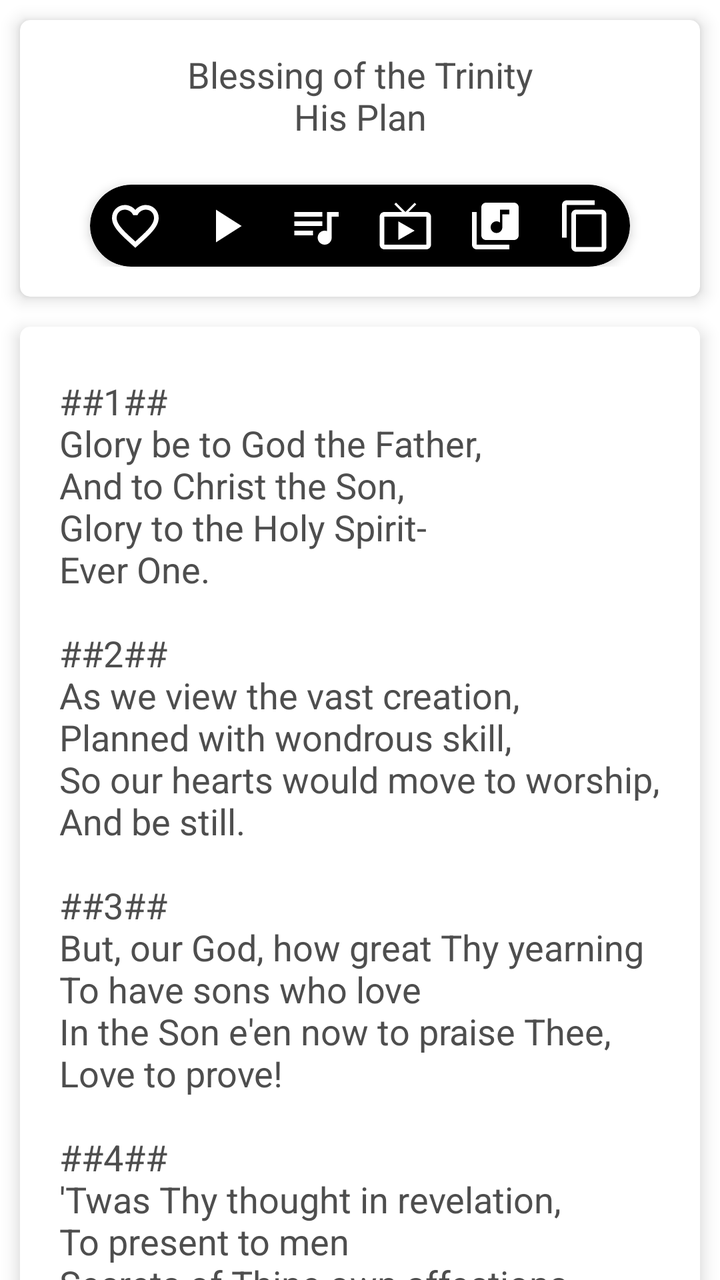
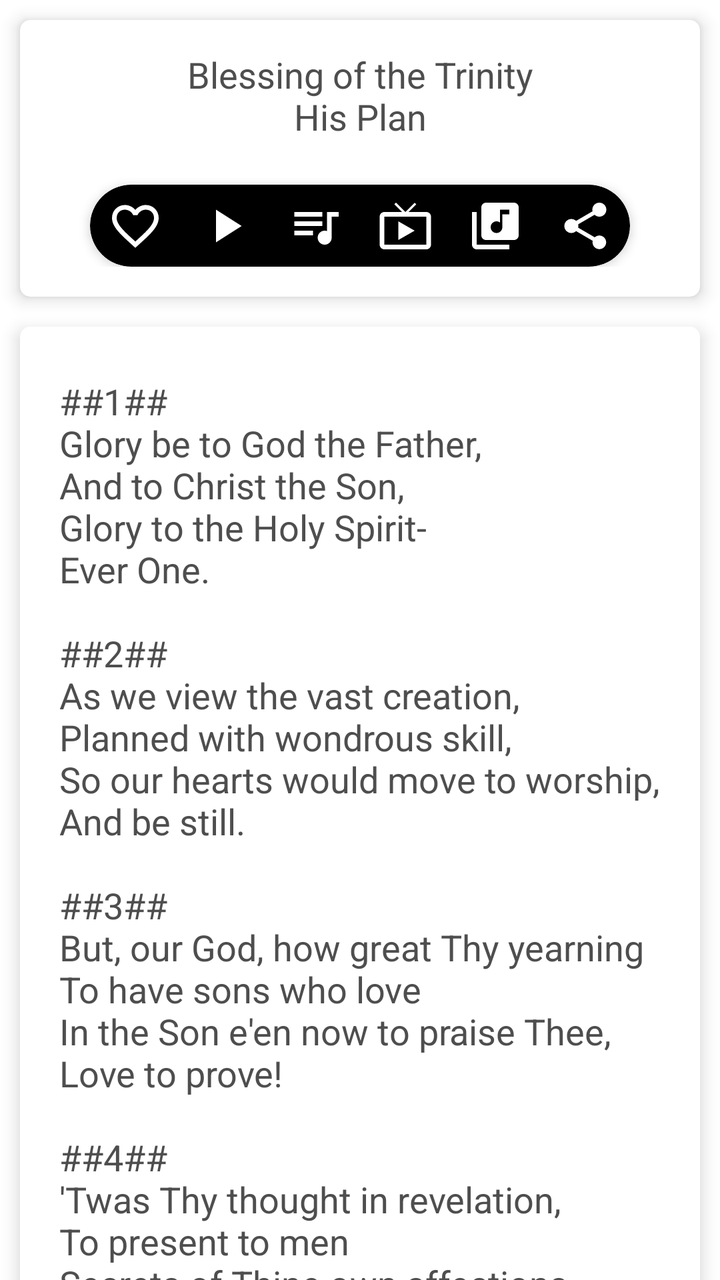

Two renders of the same Android screen: before a commit and after it. Below are the layout's source before the change and the commit's diff.
<!-- AndroidManifest.xml: fallback theme Theme.MaterialComponents.DayNight.NoActionBar -->
<!-- res/layout/content_area.xml -->
<?xml version="1.0" encoding="utf-8"?>


<androidx.core.widget.NestedScrollView
        xmlns:android="http://schemas.android.com/apk/res/android"
        xmlns:app="http://schemas.android.com/apk/res-auto"

        android:id="@+id/jellybeanContentScrollView"
        android:layout_width="match_parent"
        android:layout_height="wrap_content"
        style="@style/dayMode"
        app:layout_behavior="@string/appbar_scrolling_view_behavior">


    <LinearLayout
            android:id="@+id/lyric_container"
            android:layout_width="match_parent"
            android:layout_height="match_parent"
            android:orientation="vertical"
            style="@style/dayMode"
    >
        
        

        <androidx.cardview.widget.CardView
                android:id="@+id/mainHeaderContainer"
                android:layout_width="match_parent" android:layout_height="wrap_content"
                style="@style/dayMode" app:cardCornerRadius="5dp" app:cardElevation="5dp"
                android:layout_marginLeft="10dp" android:layout_marginRight="10dp"
                android:layout_marginTop="10dp"
                android:layout_marginBottom="0dp"
                app:cardBackgroundColor="#FFFFFF">
            <LinearLayout
                    android:layout_width="match_parent"
                    android:layout_height="wrap_content"
                    android:orientation="vertical"
                    android:paddingLeft="25dp"
                    android:paddingRight="25dp"
                    android:paddingTop="15dp"
                    android:paddingBottom="15dp">
                <TextView
                        android:layout_width="wrap_content"
                        android:layout_height="wrap_content"
                        android:textAppearance="?android:attr/textAppearanceMedium"
                        android:id="@+id/subjectHeader"
                        android:text="@string/subjectFiller"
                        android:layout_gravity="center"
                        android:gravity="center"
                        android:layout_centerInParent="true"
                        android:layout_marginBottom="10dp"
                        style="@style/dayMode"/>
                
                <LinearLayout
                        android:id="@+id/otherLanguagesContainer"
                        android:layout_width="match_parent"
                        android:layout_height="wrap_content"
                        android:orientation="vertical"
                        android:layout_marginBottom="12dp"
                        style="@style/dayMode"/>
                <androidx.cardview.widget.CardView android:layout_width="wrap_content"
                                                   android:layout_height="wrap_content"
                                                   style="@style/dayMode" app:cardCornerRadius="25dp"
                                                   app:cardElevation="3dp"
                                                   android:layout_marginLeft="10dp"
                                                   android:layout_marginRight="10dp"
                                                   app:cardBackgroundColor="#000000"
                                                   android:layout_gravity="center"
                                                   android:id="@+id/buttonContainer">

                    <LinearLayout
                            android:layout_width="wrap_content"
                            android:layout_height="wrap_content"
                            android:orientation="horizontal"
                            android:layout_gravity="center"
                    >

                        <ImageButton
                                android:layout_width="wrap_content"
                                android:layout_height="wrap_content" android:id="@+id/faveButton"
                                android:src="@drawable/ic_favorite_border_white_48dp"
                                style="?android:attr/borderlessButtonStyle"
                                android:layout_gravity="left"
                                android:layout_weight="1" android:scaleType="center"
                                android:adjustViewBounds="true"/>
                        <ImageButton
                                android:layout_width="wrap_content"
                                android:layout_height="wrap_content" android:id="@+id/playButton"
                                android:src="@drawable/ic_play_arrow_white_48dp"
                                android:layout_gravity="left"
                                style="?android:attr/borderlessButtonStyle"
                                android:layout_weight="1" android:adjustViewBounds="true"/>
                        <ImageButton
                                android:layout_width="wrap_content"
                                android:layout_height="wrap_content" android:id="@+id/sheetMusicButton"
                                android:src="@drawable/ic_queue_music_white_48dp"
                                style="?android:attr/borderlessButtonStyle"
                                android:layout_gravity="left"
                                android:layout_weight="1" android:adjustViewBounds="true"/>
                        <ImageButton
                                android:layout_width="wrap_content"
                                android:layout_height="wrap_content" android:id="@+id/youtubePianoButton"
                                android:src="@drawable/ic_live_tv_white_28dp"
                                android:layout_gravity="left"
                                style="?android:attr/borderlessButtonStyle"
                                android:layout_weight="1" android:adjustViewBounds="true"/>
                        <ImageButton
                                android:layout_width="wrap_content"
                                android:layout_height="wrap_content" android:id="@+id/similarTuneButton"
                                android:src="@drawable/ic_related_hymns_white_28dp"
                                android:layout_gravity="left"
                                style="?android:attr/borderlessButtonStyle"
                                android:layout_weight="1" android:adjustViewBounds="true"/>
                        <ImageButton
                                android:layout_width="wrap_content"
                                android:layout_height="wrap_content" android:id="@+id/copyButton"
                                android:src="@drawable/ic_content_copy_white_48dp"
                                style="?android:attr/borderlessButtonStyle"
                                android:layout_weight="1"
                                android:layout_gravity="left" android:adjustViewBounds="true"/>

                    </LinearLayout>
                </androidx.cardview.widget.CardView>
            </LinearLayout>

        </androidx.cardview.widget.CardView>

        <androidx.cardview.widget.CardView

                android:layout_width="match_parent" android:layout_height="wrap_content"
                style="@style/dayMode" app:cardCornerRadius="5dp" app:cardElevation="5dp"
                android:layout_marginLeft="10dp" android:layout_marginRight="10dp"
                android:layout_marginTop="15dp"
                android:layout_marginBottom="5dp"
        >
            <LinearLayout
                    android:layout_width="wrap_content"
                    android:layout_height="wrap_content"
                    android:orientation="vertical"
                    android:layout_gravity="center"
                    android:paddingTop="15dp"
                    android:paddingBottom="10dp"
                    android:id="@+id/stanzaView"
            >
                <TextView
                        android:id="@+id/jellybeanLyrics"
                        android:layout_width="wrap_content"
                        android:layout_height="wrap_content"
                        android:textAppearance="?android:attr/textAppearanceMedium"
                        android:paddingLeft="10dp"
                        android:paddingRight="10dp"
                        android:paddingBottom="10dp"
                        style="@style/dayMode"
                        android:layout_marginTop="10dp"
                        android:text="@string/lyricFiller"
                        android:textIsSelectable="true"/>
            </LinearLayout>

        </androidx.cardview.widget.CardView>
        <androidx.cardview.widget.CardView
                android:id="@+id/detailsCard"
                android:layout_width="match_parent" android:layout_height="wrap_content"
                style="@style/dayMode" app:cardCornerRadius="5dp" app:cardElevation="5dp"
                android:layout_marginLeft="10dp" android:layout_marginRight="10dp"
                android:layout_marginTop="10dp"
                android:layout_marginBottom="5dp"
        >
            
            <LinearLayout
                    android:layout_width="match_parent"
                    android:layout_height="wrap_content"
                    android:orientation="vertical"
                    style="@style/dayMode"
                    android:paddingLeft="25dp" android:paddingRight="25dp" android:paddingTop="14dp" android:paddingBottom="16dp">
                <TextView
                        android:id="@+id/detailsLabel"
                        android:layout_width="wrap_content"
                        android:layout_height="wrap_content"
                        android:text="@string/details"
                        android:layout_marginBottom="6dp"
                        style="@style/dayMode"/>
                
                <TableLayout
                        android:id="@+id/detailsTable"
                        android:layout_width="match_parent"
                        android:layout_height="wrap_content"
                        android:shrinkColumns="1"
                        style="@style/dayMode"/>
            </LinearLayout>

        </androidx.cardview.widget.CardView>

    </LinearLayout>
</androidx.core.widget.NestedScrollView>
<!-- resources referenced by this layout -->
<resources>
  <!-- drawable ic_content_copy_white_48dp (drawable) -->
  <vector android:height="28dp" android:tint="#FFFFFF"
      android:viewportHeight="24.0" android:viewportWidth="24.0"
      android:width="28dp" xmlns:android="http://schemas.android.com/apk/res/android">
      <path android:fillColor="#FF000000" android:pathData="M16,1L4,1c-1.1,0 -2,0.9 -2,2v14h2L4,3h12L16,1zM19,5L8,5c-1.1,0 -2,0.9 -2,2v14c0,1.1 0.9,2 2,2h11c1.1,0 2,-0.9 2,-2L21,7c0,-1.1 -0.9,-2 -2,-2zM19,21L8,21L8,7h11v14z"/>
  </vector>
  <!-- drawable ic_live_tv_white_28dp (drawable) -->
  <vector android:height="28dp" android:tint="#FFFFFF"
      android:viewportHeight="24.0" android:viewportWidth="24.0"
      android:width="28dp" xmlns:android="http://schemas.android.com/apk/res/android">
      <path android:fillColor="#FF000000" android:pathData="M21,6h-7.59l3.29,-3.29L16,2l-4,4 -4,-4 -0.71,0.71L10.59,6L3,6c-1.1,0 -2,0.89 -2,2v12c0,1.1 0.9,2 2,2h18c1.1,0 2,-0.9 2,-2L23,8c0,-1.11 -0.9,-2 -2,-2zM21,20L3,20L3,8h18v12zM9,10v8l7,-4z"/>
  </vector>
  <!-- drawable ic_play_arrow_white_48dp (drawable) -->
  <vector android:height="28dp" android:tint="#FFFFFF"
      android:viewportHeight="24.0" android:viewportWidth="24.0"
      android:width="28dp" xmlns:android="http://schemas.android.com/apk/res/android">
      <path android:fillColor="#FF000000" android:pathData="M8,5v14l11,-7z"/>
  </vector>
  <!-- drawable ic_queue_music_white_48dp (drawable) -->
  <vector android:height="28dp" android:tint="#FFFFFF"
      android:viewportHeight="24.0" android:viewportWidth="24.0"
      android:width="28dp" xmlns:android="http://schemas.android.com/apk/res/android">
      <path android:fillColor="#FF000000" android:pathData="M15,6L3,6v2h12L15,6zM15,10L3,10v2h12v-2zM3,16h8v-2L3,14v2zM17,6v8.18c-0.31,-0.11 -0.65,-0.18 -1,-0.18 -1.66,0 -3,1.34 -3,3s1.34,3 3,3 3,-1.34 3,-3L19,8h3L22,6h-5z"/>
  </vector>
  <!-- drawable ic_related_hymns_white_28dp (drawable) -->
  <vector android:height="28dp" android:tint="#FFFFFF"
      android:viewportHeight="24.0" android:viewportWidth="24.0"
      android:width="28dp" xmlns:android="http://schemas.android.com/apk/res/android">
      <path android:fillColor="#FF000000" android:pathData="M20,2L8,2c-1.1,0 -2,0.9 -2,2v12c0,1.1 0.9,2 2,2h12c1.1,0 2,-0.9 2,-2L22,4c0,-1.1 -0.9,-2 -2,-2zM18,7h-3v5.5c0,1.38 -1.12,2.5 -2.5,2.5S10,13.88 10,12.5s1.12,-2.5 2.5,-2.5c0.57,0 1.08,0.19 1.5,0.51L14,5h4v2zM4,6L2,6v14c0,1.1 0.9,2 2,2h14v-2L4,20L4,6z"/>
  </vector>
  <string name="details">DETAILS</string>
  <string name="lyricFiller">
          ##1##\nGlory be to God the Father,\nAnd to Christ the Son,\nGlory to the Holy Spirit-\nEver One.\n\n##2##\nAs we view the vast creation,\nPlanned with wondrous skill,\nSo our hearts would move to worship,\nAnd be still.\n\n##3##\nBut, our God, how great Thy yearning\nTo have sons who love\nIn the Son e\'en now to praise Thee,\nLove to prove!\n\n##4##\n\'Twas Thy thought in revelation,\nTo present to men\nSecrets of Thine own affections,\nTheirs to win.\n\n##5##\nSo in Christ, through His redemption\n(Vanquished evil powers!)\nThou hast brought, in new creation,\nWorshippers!\n\n##6##\nGlory be to God the Father,\nAnd to Christ the Son,\nGlory to the Holy Spirit\nEver One.\n\n\n</string>
  <string name="subjectFiller">Blessing of the Trinity\nHis Plan</string>
  <style name="dayMode" parent="Theme.AppCompat.DayNight.DarkActionBar">
          <item name="android:textColor">#4e4e4e</item>
          <item name="android:background">#FFFFFF</item>
      </style>
  <!-- unchanged entries left out for length: 1 -->
</resources>

<!-- the commit's change to res/layout/content_area.xml (unified diff, before → after) -->
@@ -112,8 +112,8 @@
                                 android:layout_weight="1" android:adjustViewBounds="true"/>
                         <ImageButton
                                 android:layout_width="wrap_content"
-                                android:layout_height="wrap_content" android:id="@+id/copyButton"
-                                android:src="@drawable/ic_content_copy_white_48dp"
+                                android:layout_height="wrap_content" android:id="@+id/shareButton"
+                                android:src="@drawable/ic_share_white_48dp"
                                 style="?android:attr/borderlessButtonStyle"
                                 android:layout_weight="1"
                                 android:layout_gravity="left" android:adjustViewBounds="true"/>
<!-- resource entries referenced after the edit -->
@@ -1,11 +1,5 @@
 <!-- resources referenced by this layout -->
 <resources>
-  <!-- drawable ic_content_copy_white_48dp (drawable) -->
-  <vector android:height="28dp" android:tint="#FFFFFF"
-      android:viewportHeight="24.0" android:viewportWidth="24.0"
-      android:width="28dp" xmlns:android="http://schemas.android.com/apk/res/android">
-      <path android:fillColor="#FF000000" android:pathData="M16,1L4,1c-1.1,0 -2,0.9 -2,2v14h2L4,3h12L16,1zM19,5L8,5c-1.1,0 -2,0.9 -2,2v14c0,1.1 0.9,2 2,2h11c1.1,0 2,-0.9 2,-2L21,7c0,-1.1 -0.9,-2 -2,-2zM19,21L8,21L8,7h11v14z"/>
-  </vector>
   <!-- drawable ic_live_tv_white_28dp (drawable) -->
   <vector android:height="28dp" android:tint="#FFFFFF"
       android:viewportHeight="24.0" android:viewportWidth="24.0"
@@ -30,6 +24,12 @@
       android:width="28dp" xmlns:android="http://schemas.android.com/apk/res/android">
       <path android:fillColor="#FF000000" android:pathData="M20,2L8,2c-1.1,0 -2,0.9 -2,2v12c0,1.1 0.9,2 2,2h12c1.1,0 2,-0.9 2,-2L22,4c0,-1.1 -0.9,-2 -2,-2zM18,7h-3v5.5c0,1.38 -1.12,2.5 -2.5,2.5S10,13.88 10,12.5s1.12,-2.5 2.5,-2.5c0.57,0 1.08,0.19 1.5,0.51L14,5h4v2zM4,6L2,6v14c0,1.1 0.9,2 2,2h14v-2L4,20L4,6z"/>
   </vector>
+  <!-- drawable ic_share_white_48dp (drawable) -->
+  <vector android:height="28dp" android:tint="#FFFFFF"
+      android:viewportHeight="24.0" android:viewportWidth="24.0"
+      android:width="28dp" xmlns:android="http://schemas.android.com/apk/res/android">
+      <path android:fillColor="#FF000000" android:pathData="M18,16.08c-0.76,0 -1.44,0.3 -1.96,0.77L8.91,12.7c0.05,-0.23 0.09,-0.46 0.09,-0.7s-0.04,-0.47 -0.09,-0.7l7.05,-4.11c0.54,0.5 1.25,0.81 2.04,0.81 1.66,0 3,-1.34 3,-3s-1.34,-3 -3,-3 -3,1.34 -3,3c0,0.24 0.04,0.47 0.09,0.7L8.04,9.81C7.5,9.31 6.79,9 6,9c-1.66,0 -3,1.34 -3,3s1.34,3 3,3c0.79,0 1.5,-0.31 2.04,-0.81l7.12,4.16c-0.05,0.21 -0.08,0.43 -0.08,0.65 0,1.61 1.31,2.92 2.92,2.92s2.92,-1.31 2.92,-2.92 -1.31,-2.92 -2.92,-2.92z"/>
+  </vector>
   <string name="details">DETAILS</string>
   <string name="lyricFiller">
           ##1##\nGlory be to God the Father,\nAnd to Christ the Son,\nGlory to the Holy Spirit-\nEver One.\n\n##2##\nAs we view the vast creation,\nPlanned with wondrous skill,\nSo our hearts would move to worship,\nAnd be still.\n\n##3##\nBut, our God, how great Thy yearning\nTo have sons who love\nIn the Son e\'en now to praise Thee,\nLove to prove!\n\n##4##\n\'Twas Thy thought in revelation,\nTo present to men\nSecrets of Thine own affections,\nTheirs to win.\n\n##5##\nSo in Christ, through His redemption\n(Vanquished evil powers!)\nThou hast brought, in new creation,\nWorshippers!\n\n##6##\nGlory be to God the Father,\nAnd to Christ the Son,\nGlory to the Holy Spirit\nEver One.\n\n\n</string>
